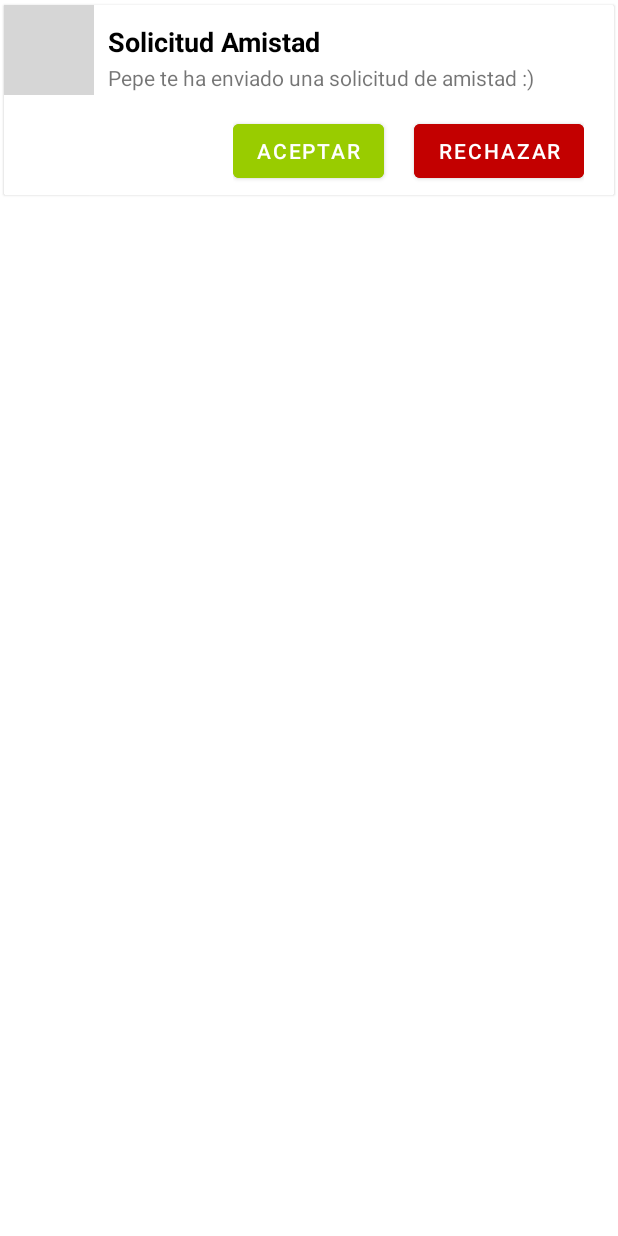
After one commit to Zaexv/PlanItNow_Android, an Android app: the layout card_notification.xml on its own in the app's theme, with its tools: preview values and no code run, on a phone screen of 412 x 824 dp. The commit adds this screen. Run offline under Robolectric (Android 15) with nearby library versions, the phone set to English and light mode, and no system bars; grey boxes are pictures that could not be loaded.

Commit message:
feat: Accept or reject friend integrated.
It has been implemented everything on the notifications system. In future iterations I need to refactor this in order to provide with better notifications.

```diff
--- a/app/src/main/java/com/planitnow/usecases/homefeed/HomeFragment.kt
+++ b/app/src/main/java/com/planitnow/usecases/homefeed/HomeFragment.kt
@@ -24,6 +24,7 @@ import com.planitnow.R
 import com.planitnow.backend.ApolloQueryHandler
 import com.planitnow.databinding.FragmentHomeBinding
 import com.planitnow.usecases.createplan.CreatePlanRouter
+import com.planitnow.usecases.notifications.NotificationsRouter
 import com.planitnow.usecases.viewplan.ViewPlanRouter
 import kotlinx.coroutines.GlobalScope
 import kotlinx.coroutines.async
@@ -89,7 +90,7 @@ class HomeFragment : Fragment() {
         toolbar.setOnMenuItemClickListener{ item ->
             when (item.itemId){
                 R.id.action_add_friend -> Toast.makeText(toolbar.context,"Añade amigo :)",Toast.LENGTH_LONG).show()
-                R.id.action_notifications -> Toast.makeText(toolbar.context,"Notificaçao",Toast.LENGTH_LONG).show()
+                R.id.action_notifications -> NotificationsRouter().launch(requireContext())
                 else -> Toast.makeText(toolbar.context,"purzao",Toast.LENGTH_LONG).show()
             }
             false
--- a/app/src/main/java/com/planitnow/usecases/viewfriends/FriendsFragment.kt
+++ b/app/src/main/java/com/planitnow/usecases/viewfriends/FriendsFragment.kt
@@ -16,6 +16,7 @@ import com.planitnow.R
 import com.planitnow.databinding.FragmentFriendsBinding
 import com.planitnow.usecases.addfriend.AddFriendFragment
 import com.planitnow.usecases.mainactivity.MainActivity
+import com.planitnow.usecases.notifications.NotificationsRouter
 
 class FriendsFragment : Fragment() {
 
@@ -72,7 +73,7 @@ class FriendsFragment : Fragment() {
         toolbar.setOnMenuItemClickListener{ item ->
             when (item.itemId){
                 R.id.action_add_friend -> showAddFriendDialog()
-                R.id.action_notifications -> Toast.makeText(toolbar.context,"Notificaçao",Toast.LENGTH_LONG).show()
+                R.id.action_notifications -> NotificationsRouter().launch(requireContext())
                 else -> Toast.makeText(toolbar.context,"purzao",Toast.LENGTH_LONG).show()
             }
             false
--- /dev/null
+++ b/app/src/main/res/layout/card_notification.xml
@@ -0,0 +1,121 @@
+<?xml version="1.0" encoding="utf-8"?>
+
+<androidx.cardview.widget.CardView xmlns:android="http://schemas.android.com/apk/res/android"
+
+    xmlns:app="http://schemas.android.com/apk/res-auto"
+    xmlns:tools="http://schemas.android.com/tools"
+    android:id="@+id/view_notification_basic_card"
+    android:layout_width="match_parent"
+    android:layout_height="wrap_content"
+    android:animateLayoutChanges="true"
+    android:clickable="true"
+    android:foreground="?android:attr/selectableItemBackground"
+    android:paddingHorizontal="15dp"
+    android:paddingVertical="15dp"
+    app:cardBackgroundColor="#FFFFFFFF"
+    app:cardCornerRadius="1dp"
+    app:cardElevation="1dp"
+    app:cardUseCompatPadding="true"
+    app:contentPadding="0dp">
+
+    <LinearLayout
+        android:layout_width="match_parent"
+        android:layout_height="wrap_content"
+        android:animateLayoutChanges="true"
+        android:orientation="vertical">
+
+        <RelativeLayout
+            android:layout_width="match_parent"
+            android:layout_height="wrap_content"
+            android:orientation="horizontal">
+
+            <ImageView
+                android:id="@+id/notificationBackgroundImageView"
+                android:layout_width="match_parent"
+                android:layout_height="wrap_content"
+                android:layout_alignParentStart="true"
+                android:layout_alignParentLeft="true"
+                android:layout_centerVertical="true"
+                android:layout_gravity="center"
+                android:layout_marginStart="0dp"
+                android:layout_marginLeft="0dp"
+                android:background="@color/cardview_shadow_end_color"
+                android:scaleType="fitXY" />
+
+            <ImageView
+                android:id="@+id/notificationPictureImageView"
+                android:layout_width="60dp"
+                android:layout_height="60dp"
+                android:paddingHorizontal="10dp"
+                android:paddingVertical="10dp"
+                android:scaleType="fitXY"
+                tools:srcCompat="@tools:sample/avatars" />
+
+            <LinearLayout
+                android:id="@+id/layoutNotificationText"
+                android:layout_width="match_parent"
+                android:layout_height="wrap_content"
+                android:layout_marginStart="4dp"
+                android:layout_marginLeft="4dp"
+                android:layout_marginTop="2dp"
+                android:layout_marginEnd="10dp"
+                android:layout_toRightOf="@id/notificationPictureImageView"
+                android:orientation="vertical"
+                android:paddingStart="5dp"
+                android:paddingTop="10dp"
+                android:paddingEnd="10dp"
+                android:paddingBottom="5dp">
+
+                <TextView
+                    android:id="@+id/notificationType"
+                    android:layout_width="match_parent"
+                    android:layout_height="wrap_content"
+                    android:layout_marginBottom="2dp"
+                    android:text="Solicitud Amistad"
+                    android:textColor="@android:color/black"
+                    android:textSize="18sp"
+                    android:textStyle="bold" />
+
+                <TextView
+                    android:id="@+id/notificationDetail"
+                    android:layout_width="match_parent"
+                    android:layout_height="wrap_content"
+                    android:text="Pepe te ha enviado una solicitud de amistad :) " />
+
+                <LinearLayout
+                    android:id="@+id/layoutNotificationButtons"
+                    android:layout_width="wrap_content"
+                    android:layout_height="wrap_content"
+                    android:layout_gravity="right"
+                    android:orientation="horizontal"
+                    android:paddingTop="15dp">
+
+                    <Button
+                        android:id="@+id/accept_notification_button"
+                        android:layout_width="match_parent"
+                        android:layout_height="wrap_content"
+                        android:backgroundTint="@android:color/holo_green_light"
+                        android:text="Aceptar"
+                        android:textColor="@color/white" />
+
+                    <Space
+                        android:layout_width="20dp"
+                        android:layout_height="wrap_content"
+                        android:layout_weight="1" />
+
+                    <Button
+                        android:id="@+id/reject_notification_button"
+                        android:layout_width="match_parent"
+                        android:layout_height="wrap_content"
+                        android:backgroundTint="@color/red_dark"
+                        android:text="Rechazar"
+                        android:textColor="@color/white" />
+                </LinearLayout>
+
+            </LinearLayout>
+
+        </RelativeLayout>
+
+    </LinearLayout>
+
+</androidx.cardview.widget.CardView>
--- a/app/src/main/res/values/dimens.xml
+++ b/app/src/main/res/values/dimens.xml
@@ -2,4 +2,5 @@
     <!-- Default screen margins, per the Android Design guidelines. -->
     <dimen name="activity_horizontal_margin">16dp</dimen>
     <dimen name="activity_vertical_margin">16dp</dimen>
+    <dimen name="fab_margin">16dp</dimen>
 </resources>
--- a/app/src/main/res/values/themes.xml
+++ b/app/src/main/res/values/themes.xml
@@ -13,4 +13,10 @@
         <item name="android:statusBarColor" tools:targetApi="l">@color/yellow_primary</item>
         <!-- Customize your theme here. -->
     </style>
+    <style name="Theme.PlanItNow.NoActionBar">
+        <item name="windowActionBar">false</item>
+        <item name="windowNoTitle">true</item>
+    </style>
+    <style name="Theme.PlanItNow.AppBarOverlay" parent="ThemeOverlay.AppCompat.Dark.ActionBar" />
+    <style name="Theme.PlanItNow.PopupOverlay" parent="ThemeOverlay.AppCompat.Light" />
 </resources>
```
Also changed, not shown: app/src/main/AndroidManifest.xml (+9 -5 lines), app/src/main/java/com/planitnow/backend/ApolloMutationHandler.kt (+12 -0 lines), app/src/main/java/com/planitnow/backend/ApolloQueryHandler.kt (+6 -4 lines), app/src/main/java/com/planitnow/usecases/notifications/Notification.kt (added, +8 -0 lines), app/src/main/java/com/planitnow/usecases/notifications/NotificationsActivity.kt (added, +45 -0 lines), app/src/main/java/com/planitnow/usecases/notifications/NotificationsAdapter.kt (added, +77 -0 lines), app/src/main/java/com/planitnow/usecases/notifications/NotificationsRouter.kt (added, +19 -0 lines), app/src/main/java/com/planitnow/usecases/notifications/NotificationsViewModel.kt (added, +50 -0 lines), app/src/main/res/layout/activity_notifications.xml (added, +23 -0 lines), app/src/main/res/menu/home_menu.xml (+4 -10 lines), app/src/main/res/values/strings.xml (+13 -0 lines), 4 other files.
